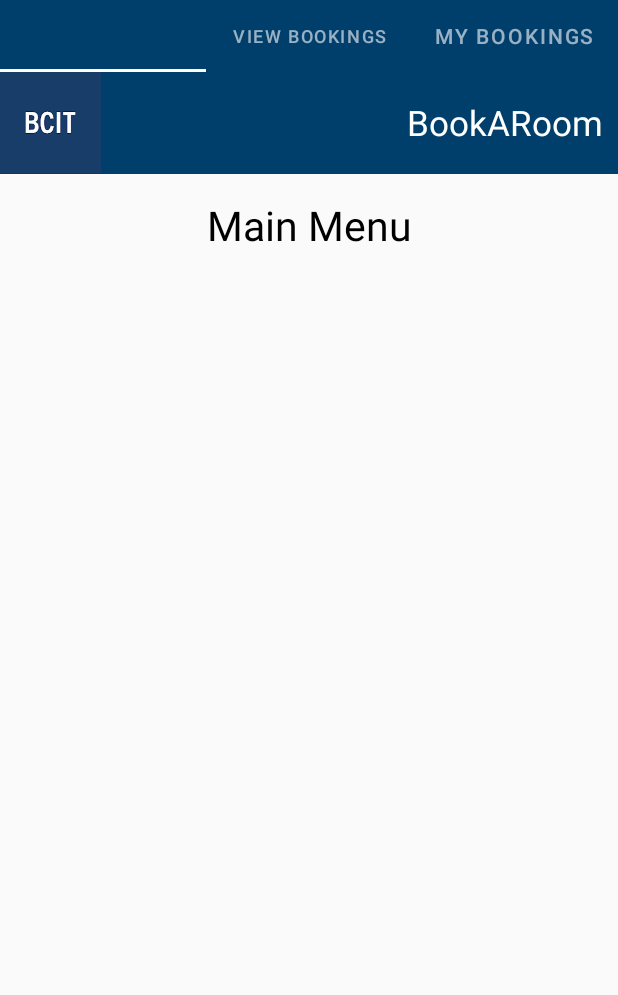
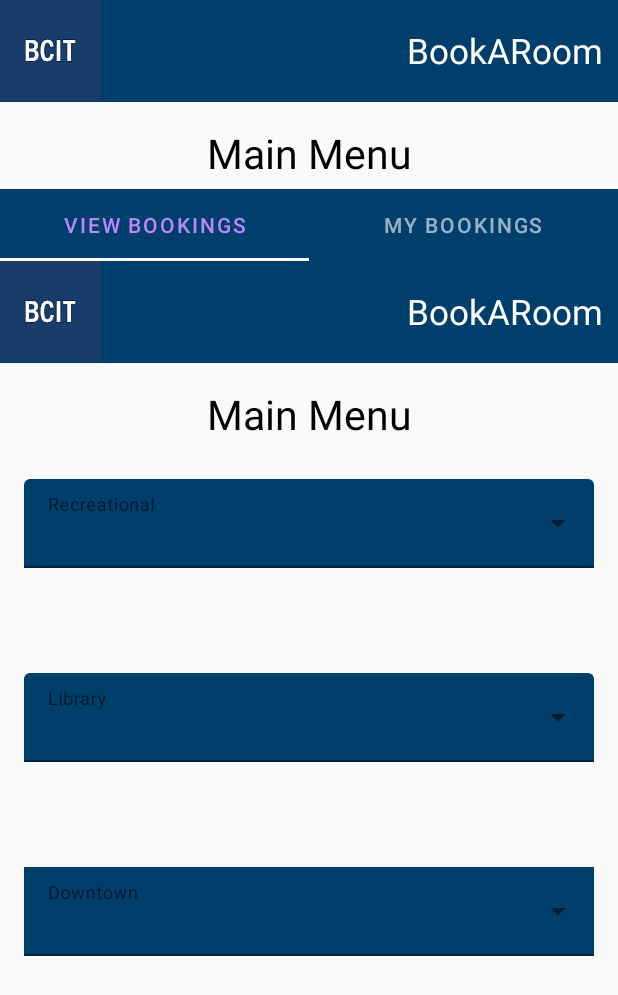
Before and after one commit to yogiduzit/BookARoom, an Android app: the ViewBookings screen opened directly, with no data from a screen before it, on a phone screen of 412 x 824 dp. Shown: the top 995 px of the screen. Run offline under Robolectric (Android 15) with nearby library versions, the phone set to English and light mode, and no system bars.

Commit message:
Fragment and header

```diff
--- a/app/src/main/java/com/example/bookaroom/ViewBookingFragment.java
+++ b/app/src/main/java/com/example/bookaroom/ViewBookingFragment.java
@@ -1,5 +1,6 @@
 package com.example.bookaroom;
 
+import android.content.Intent;
 import android.os.Bundle;
 
 import androidx.fragment.app.Fragment;
@@ -7,12 +8,56 @@
 import android.view.LayoutInflater;
 import android.view.View;
 import android.view.ViewGroup;
+import android.widget.AdapterView;
+import android.widget.ArrayAdapter;
+import android.widget.AutoCompleteTextView;
+
+import com.example.bookaroom.ui.ChooseBooking;
+
+import java.util.ArrayList;
+import java.util.List;
 
 public class ViewBookingFragment extends Fragment {
 
+    private AutoCompleteTextView autoCompleteTextView;
+    private AutoCompleteTextView autoCompleteTextView2;
+    private AutoCompleteTextView autoCompleteTextView3;
+
     @Override
     public View onCreateView(LayoutInflater inflater, ViewGroup container, Bundle savedInstanceState) {
-        return inflater.inflate(R.layout.fragment_view_booking, container, false);
+        View rootView = inflater.inflate(R.layout.fragment_view_booking, container, false);
+        String[] recreationalArr = getResources().getStringArray(R.array.recreational);
+        String[] libraryArr = getResources().getStringArray(R.array.library);
+        String[] downtownArr = getResources().getStringArray(R.array.downtown);
+
+        addItemsToDropdown(rootView, R.id.filled_exposed_dropdown, recreationalArr, autoCompleteTextView);
+        addItemsToDropdown(rootView, R.id.filled_exposed_dropdown2, libraryArr, autoCompleteTextView2);
+        addItemsToDropdown(rootView, R.id.filled_exposed_dropdown3, downtownArr, autoCompleteTextView3);
+
+        return rootView;
 
     }
+    public void addItemsToDropdown(View view, Integer id, String[] items, AutoCompleteTextView autoCompleteTextView){
+        autoCompleteTextView = view.findViewById(id);
+        List<String> list = new ArrayList<String>();
+        for(int i = 0; i < items.length;i++){
+            list.add(items[i]);
+        }
+        // Adds items to dropdown menu
+        ArrayAdapter<String> adapter = new ArrayAdapter<String>(getContext(),
+                R.layout.dropdown_menu_item, list);
+        addListener(autoCompleteTextView);
+        autoCompleteTextView.setAdapter(adapter);
+        autoCompleteTextView.setText(" ", false);
+    }
+
+    private void addListener(AutoCompleteTextView autoCompleteTextView){
+        autoCompleteTextView.setOnItemClickListener(new AdapterView.OnItemClickListener() {
+            @Override
+            public void onItemClick(AdapterView<?> parent, View view, int position, long id) {
+                Intent intent = new Intent(getContext(), ChooseBooking.class);
+                startActivity(intent);
+            }
+        });
+    }
 }
--- a/app/src/main/java/com/example/bookaroom/ui/ViewBookings.java
+++ b/app/src/main/java/com/example/bookaroom/ui/ViewBookings.java
@@ -32,7 +32,7 @@
         String[] recreationalArr = getResources().getStringArray(R.array.recreational);
         String[] libraryArr = getResources().getStringArray(R.array.library);
         String[] downtownArr = getResources().getStringArray(R.array.downtown);
-
+//
 //        addItemsToDropdown(R.id.filled_exposed_dropdown, recreationalArr, autoCompleteTextView);
 //        addItemsToDropdown(R.id.filled_exposed_dropdown2, libraryArr, autoCompleteTextView2);
 //        addItemsToDropdown(R.id.filled_exposed_dropdown3, downtownArr, autoCompleteTextView3);
@@ -48,7 +48,7 @@
 //            list.add(items[i]);
 //        }
 //        ArrayAdapter<String> adapter = new ArrayAdapter<String>(this,
-//                R.layout.dropdown_menu, list);
+//                R.layout.dropdown_menu_item, list);
 //        addListener(autoCompleteTextView);
 //        autoCompleteTextView.setAdapter(adapter);
 //        autoCompleteTextView.setText(" ", false);
@@ -68,16 +68,14 @@
         public SectionsPageAdapter(FragmentManager fragmentManager){super(fragmentManager);}
 
         @Override
-        public int getCount(){return 3;}
+        public int getCount(){return 2;}
 
         @Override
         public Fragment getItem(int position){
             switch (position){
                 case 0:
-                    return new TopFragment();
+                    return new ViewBookingFragment();
                 case 1:
-                    return new ViewBookingFragment();
-                case 2:
                     return new MyBookingFragment();
             }
             return null;
@@ -86,9 +84,9 @@
         @Override
         public CharSequence getPageTitle(int position){
             switch (position){
+                case 0:
+                    return getResources().getText(R.string.view_bookings);
                 case 1:
-                    return getResources().getText(R.string.view_bookings);
-                case 2:
                     return getResources().getText(R.string.my_bookings);
             }
             return null;
--- a/app/src/main/res/layout/activity_view_bookings.xml
+++ b/app/src/main/res/layout/activity_view_bookings.xml
@@ -10,30 +10,30 @@
     android:theme="@style/Theme.MaterialComponents"
     tools:context=".ui.ViewBookings">
 
-<!--    <include-->
-<!--        android:id="@+id/navigation_bar"-->
-<!--        layout="@layout/navbar_layout"-->
-<!--        android:layout_width="match_parent"-->
-<!--        android:layout_height="wrap_content"-->
-<!--        app:layout_constraintEnd_toEndOf="parent"-->
-<!--        app:layout_constraintStart_toStartOf="parent"-->
-<!--        app:layout_constraintTop_toTopOf="parent" />-->
-<!--    <TextView-->
-<!--        android:id="@+id/mainMenuName"-->
-<!--        android:layout_width="match_parent"-->
-<!--        android:layout_height="wrap_content"-->
-<!--        android:layout_marginTop="15dp"-->
-<!--        android:layout_marginBottom="5dp"-->
-<!--        android:gravity="center"-->
-<!--        android:text="@string/main_menu_name"-->
-<!--        android:textColor="@color/black"-->
-<!--        android:textSize="27sp" />-->
+    <include
+        android:id="@+id/navigation_bar"
+        layout="@layout/navbar_layout"
+        android:layout_width="match_parent"
+        android:layout_height="wrap_content"
+        app:layout_constraintEnd_toEndOf="parent"
+        app:layout_constraintStart_toStartOf="parent"
+        app:layout_constraintTop_toTopOf="parent" />
+    <TextView
+        android:id="@+id/mainMenuName"
+        android:layout_width="match_parent"
+        android:layout_height="wrap_content"
+        android:layout_marginTop="15dp"
+        android:layout_marginBottom="5dp"
+        android:gravity="center"
+        android:text="@string/main_menu_name"
+        android:textColor="@color/black"
+        android:textSize="27sp" />
 
 
     <androidx.viewpager.widget.ViewPager
         android:id="@+id/viewPager"
         android:layout_width="match_parent"
-        android:layout_height="match_parent">
+        android:layout_height="wrap_content">
         <com.google.android.material.tabs.TabLayout
             android:id="@+id/tabLayout"
             android:layout_width="match_parent"
--- a/app/src/main/res/layout/fragment_my_booking.xml
+++ b/app/src/main/res/layout/fragment_my_booking.xml
@@ -3,5 +3,4 @@
     xmlns:android="http://schemas.android.com/apk/res/android" android:layout_width="match_parent"
     android:layout_height="match_parent">
 
-
 </LinearLayout>
--- a/app/src/main/res/layout/fragment_view_booking.xml
+++ b/app/src/main/res/layout/fragment_view_booking.xml
@@ -3,11 +3,30 @@
     xmlns:tools="http://schemas.android.com/tools"
     android:id="@+id/linearLayout"
     android:layout_width="match_parent"
-    android:layout_height="match_parent"
+    android:layout_height="wrap_content"
     xmlns:app="http://schemas.android.com/apk/res-auto"
     tools:context=".ViewBookingFragment"
     android:theme="@style/Theme.MaterialComponents"
     android:orientation="vertical">
+    <include
+        android:id="@+id/navigation_bar"
+        layout="@layout/navbar_layout"
+        android:layout_width="match_parent"
+        android:layout_height="wrap_content"
+        app:layout_constraintEnd_toEndOf="parent"
+        app:layout_constraintStart_toStartOf="parent"
+        app:layout_constraintTop_toTopOf="parent" />
+    <TextView
+        android:id="@+id/mainMenuName"
+        android:layout_width="match_parent"
+        android:layout_height="wrap_content"
+        android:layout_marginTop="15dp"
+        android:layout_marginBottom="5dp"
+        android:gravity="center"
+        android:text="@string/main_menu_name"
+        android:textColor="@color/black"
+        android:textSize="27sp" />
+
     <TextView
         android:id="@+id/filled_exposed_dropdown_desc"
         android:layout_width="match_parent"
@@ -53,7 +72,7 @@
         android:layout_width="match_parent"
         android:layout_height="wrap_content"
         android:layout_marginStart="16dp"
-        android:layout_marginTop="132dp"
+        android:layout_marginTop="30dp"
         android:layout_marginEnd="16dp"
         android:hint="@string/library"
         app:layout_constraintEnd_toEndOf="parent"
@@ -83,7 +102,7 @@
         android:layout_width="match_parent"
         android:layout_height="wrap_content"
         android:layout_marginStart="16dp"
-        android:layout_marginTop="132dp"
+        android:layout_marginTop="30dp"
         android:layout_marginEnd="16dp"
         android:hint="@string/downtown"
         app:layout_constraintEnd_toEndOf="parent"
```
Also changed, not shown: app/src/main/res/layout/dropdown_menu_item.xml (renamed from app/src/main/res/layout/dropdown_menu.xml).
